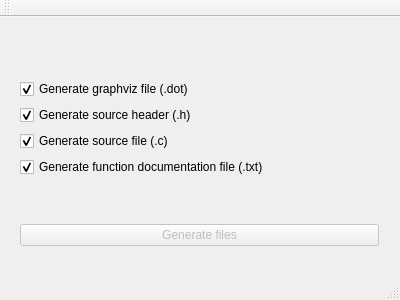
This is Generator/src/mainwindow.ui in AdriZ/az-statemachine as Qt 5 draws it before an edit. The edited form follows.
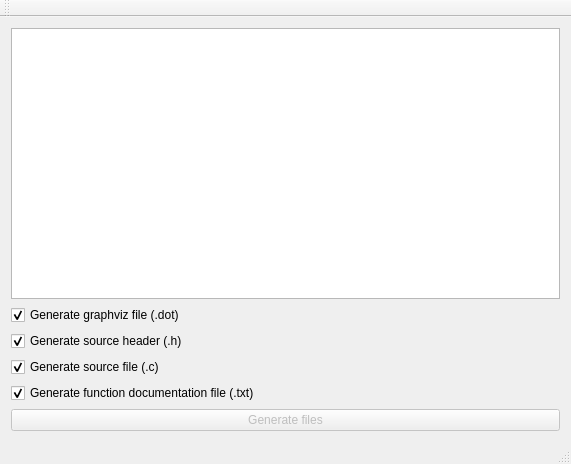
This is the edited form.

Diff of the .ui file:
```diff
--- a/Generator/src/mainwindow.ui
+++ b/Generator/src/mainwindow.ui
@@ -6,8 +6,8 @@
    <rect>
     <x>0</x>
     <y>0</y>
-    <width>400</width>
-    <height>300</height>
+    <width>571</width>
+    <height>464</height>
    </rect>
   </property>
   <property name="windowTitle">
@@ -20,29 +20,14 @@
    <bool>true</bool>
   </property>
   <widget class="QWidget" name="centralWidget">
-   <widget class="QWidget" name="verticalLayoutWidget">
-    <property name="geometry">
-     <rect>
-      <x>9</x>
-      <y>9</y>
-      <width>381</width>
-      <height>231</height>
-     </rect>
-    </property>
+   <layout class="QGridLayout" name="gridLayout">
+    <item row="0" column="0">
+     <layout class="QVBoxLayout" name="verticalLayout_2">
+      <item>
+       <widget class="QPlainTextEdit" name="txt_zone"/>
+      </item>
+      <item>
     <layout class="QVBoxLayout" name="verticalLayout">
-     <item>
-      <spacer name="verticalSpacer_2">
-       <property name="orientation">
-        <enum>Qt::Vertical</enum>
-       </property>
-       <property name="sizeHint" stdset="0">
-        <size>
-         <width>20</width>
-         <height>40</height>
-        </size>
-       </property>
-      </spacer>
-     </item>
      <item>
       <widget class="QCheckBox" name="genDotCheckBox">
        <property name="text">
@@ -83,19 +68,6 @@
        </property>
       </widget>
      </item>
-     <item>
-      <spacer name="verticalSpacer">
-       <property name="orientation">
-        <enum>Qt::Vertical</enum>
-       </property>
-       <property name="sizeHint" stdset="0">
-        <size>
-         <width>20</width>
-         <height>40</height>
-        </size>
-       </property>
-      </spacer>
-     </item>
      <item>
       <widget class="QPushButton" name="generateButton">
        <property name="enabled">
@@ -119,7 +91,10 @@
       </widget>
      </item>
     </layout>
-   </widget>
+      </item>
+     </layout>
+    </item>
+   </layout>
   </widget>
   <widget class="QMenuBar" name="menuBar">
    <property name="geometry">
```
Left out of the diff: 2 changed lines with no effect on the pictures. Lines whose indentation alone changed are shown as unchanged.
